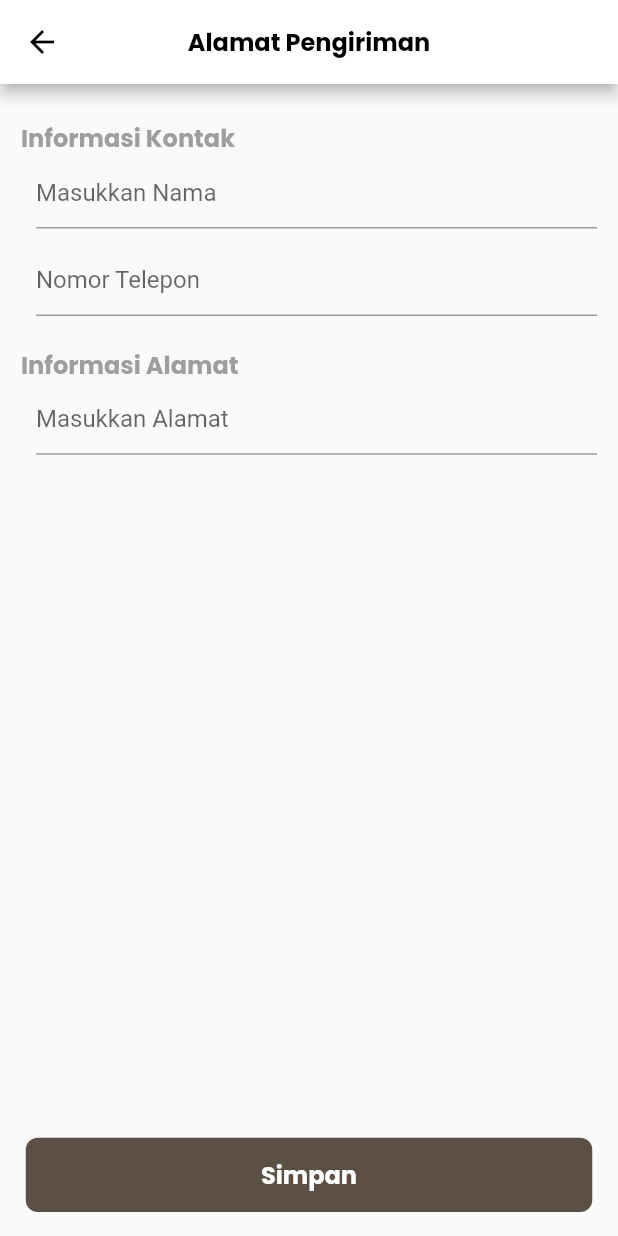
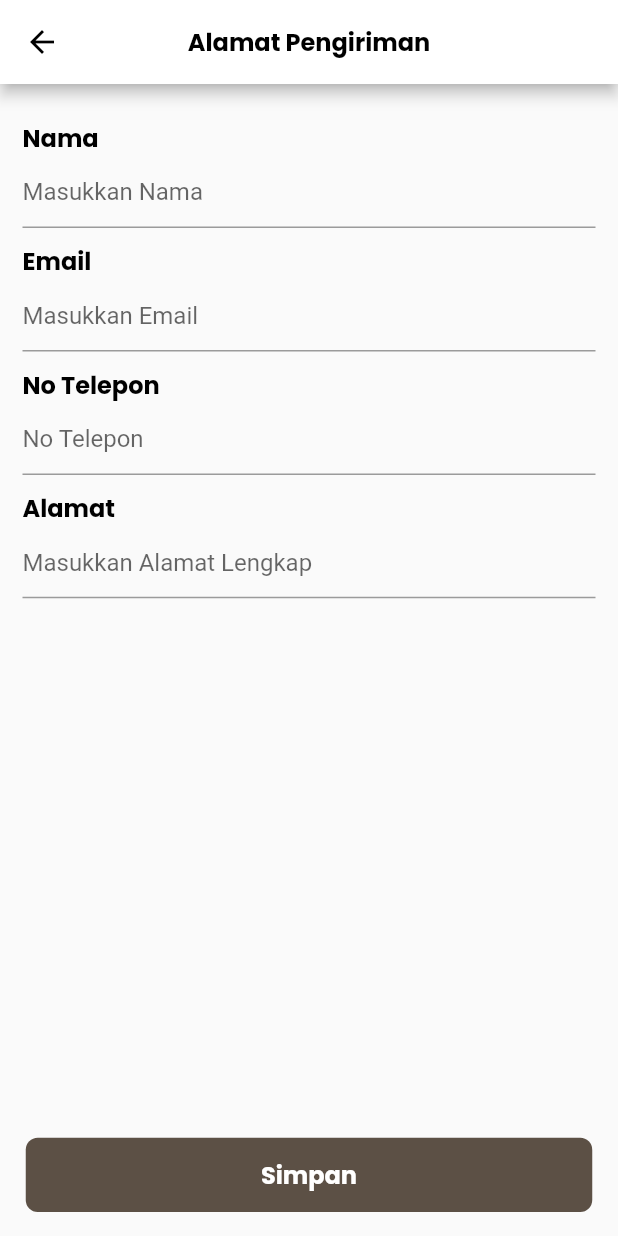
Before and after one commit to Balink-8/mobile_balink, a Flutter app: the TambahAlamat screen opened directly, on a phone screen of 412 x 824 dp. Run offline on Flutter 3.47's test engine with Material 2 defaults, Android fonts, the phone set to English and light mode, and no system bars; our stand-ins replace carousel_slider, flutter_screenutil, google_fonts; missing offline and left inert: weekly_date_picker.

Commit message:
Update tambah_alamat.dart

```diff
--- a/lib/view/alamat/tambah_alamat.dart
+++ b/lib/view/alamat/tambah_alamat.dart
@@ -24,48 +24,46 @@ class _TambahAlamatState extends State<TambahAlamat> {
         centerTitle: true,
       ),
       body: Padding(
-        padding: const EdgeInsets.all(14.0),
+        padding: const EdgeInsets.fromLTRB(15, 24, 15, 24),
         child: Column(
           crossAxisAlignment: CrossAxisAlignment.start,
           children: [
-            SizedBox(height: 10.h),
             Text(
-              'Informasi Kontak',
+              'Nama',
               style: poppinsKecil.copyWith(
-                  color: Colors.grey, fontWeight: FontWeight.bold),
+                  color: blackColor, fontWeight: FontWeight.bold),
             ),
-            Padding(
-              padding: const EdgeInsets.only(left: 10),
-              child: Column(
-                crossAxisAlignment: CrossAxisAlignment.start,
-                children: [
             TextField(
               decoration: InputDecoration(hintText: 'Masukkan Nama'),
             ),
             SizedBox(height: 10.h),
+            Text(
+              'Email',
+              style: poppinsKecil.copyWith(
+                  color: blackColor, fontWeight: FontWeight.bold),
+            ),
             TextField(
-                    decoration: InputDecoration(hintText: 'Nomor Telepon'),
+              decoration: InputDecoration(hintText: 'Masukkan Email'),
             ),
-                ],
+            SizedBox(height: 10.h),
+            Text(
+              'No Telepon',
+              style: poppinsKecil.copyWith(
+                  color: blackColor, fontWeight: FontWeight.bold),
             ),
+            TextField(
+              decoration: InputDecoration(hintText: 'No Telepon'),
             ),
-            SizedBox(height: 20.h),
+            SizedBox(height: 10.h),
             Text(
-              'Informasi Alamat',
+              'Alamat',
               style: poppinsKecil.copyWith(
-                  color: Colors.grey, fontWeight: FontWeight.bold),
+                  color: blackColor, fontWeight: FontWeight.bold),
             ),
-            Padding(
-              padding: const EdgeInsets.only(left: 10),
-              child: Column(
-                crossAxisAlignment: CrossAxisAlignment.start,
-                children: [
             TextField(
-                    decoration: InputDecoration(hintText: 'Masukkan Alamat'),
+              decoration: InputDecoration(hintText: 'Masukkan Alamat Lengkap'),
             ),
-                ],
-              ),
-            ),
+            SizedBox(height: 10.h),
           ],
         ),
       ),
```
Lines whose indentation alone changed are shown as unchanged.
